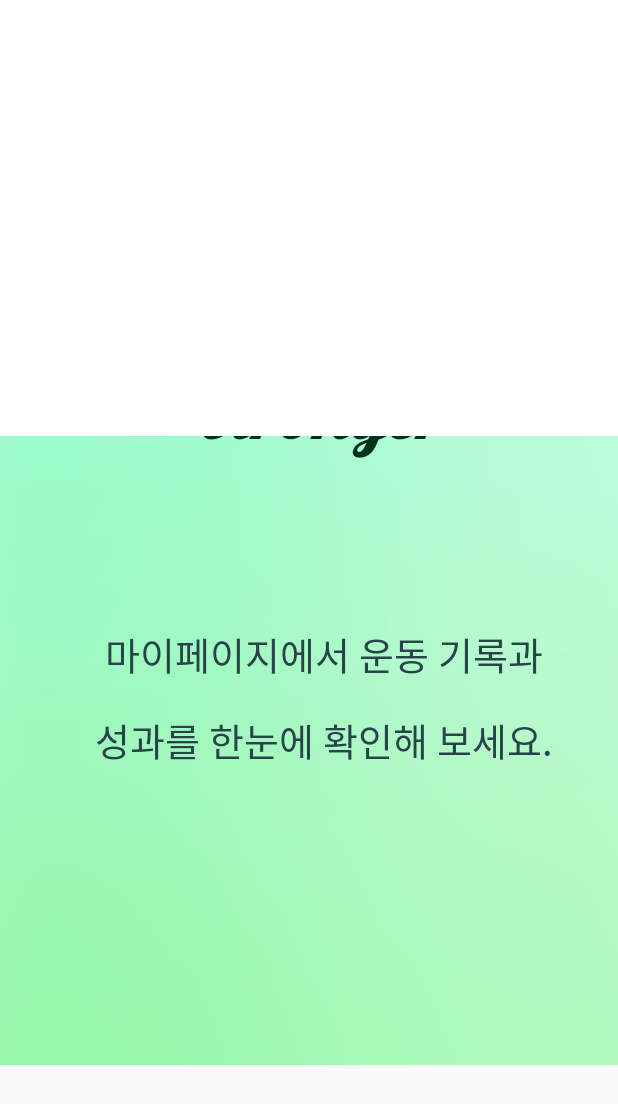
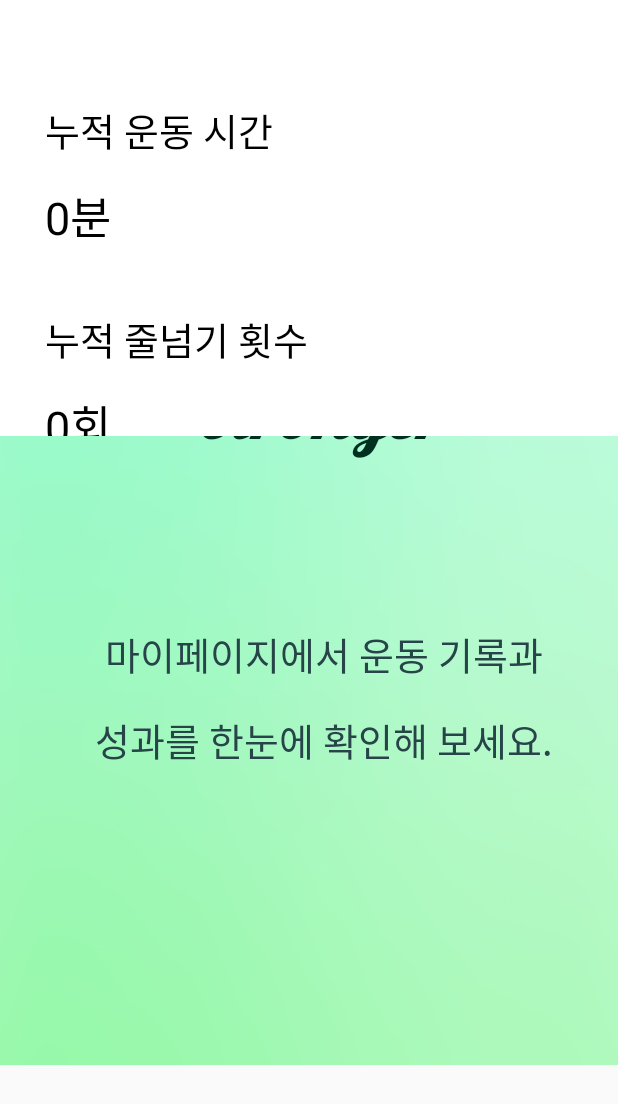
Before and after one commit to Jaeuk1211/Seed-jumper, an Android app: the fragment fragmentMypage shown on its own in the app's theme, after a tap on an icon or button, on a phone screen of 412 x 824 dp. Shown: the top 1104 px of the screen. Run offline under Robolectric (Android 15) with nearby library versions, the phone set to English and light mode, and no system bars; our stand-ins replace Firebase (no records; nobody signed in at launch, a user with empty details on screens opened directly); 3 statements that could not run were skipped.

Commit message:
진짜_최종

```diff
--- a/app/src/main/res/layout/activity_exercise_progress.xml
+++ b/app/src/main/res/layout/activity_exercise_progress.xml
@@ -26,7 +26,7 @@
                 android:layout_width="260dp"
                 android:layout_height="13dp"
                 android:max="100"
-                android:progress="50"
+                android:progress="0"
                 android:scrollbarThumbVertical="@color/progress"/>
 
         </LinearLayout>
--- a/app/src/main/res/layout/fragment_mypage.xml
+++ b/app/src/main/res/layout/fragment_mypage.xml
@@ -144,11 +144,12 @@
                             android:layout_height="wrap_content"
                             android:gravity= "center"
                             android:textSize="25dp"
-                            android:id="@+id/dateTextView" android:layout_marginTop="8dp"
+                            android:id="@+id/dateTextView"
                             app:layout_constraintTop_toBottomOf="@+id/calendarView" app:layout_constraintEnd_toEndOf="parent"
                             android:layout_marginEnd="8dp" android:layout_marginRight="8dp"
                             app:layout_constraintStart_toStartOf="parent" android:layout_marginLeft="8dp"
-                            android:layout_marginStart="8dp" android:textAppearance="@style/TextAppearance.AppCompat.Large"/>
+                            android:layout_marginStart="8dp" android:textAppearance="@style/TextAppearance.AppCompat.Large"
+                            android:visibility="gone"/>
 
                         //목표 칼로리 소모량
                         <EditText
@@ -160,7 +161,7 @@
                             android:hint="목표 칼로리 소모량을 입력하세요." android:layout_marginEnd="8dp" app:layout_constraintEnd_toEndOf="parent"
                             android:layout_marginRight="8dp" android:layout_marginStart="8dp"
                             app:layout_constraintStart_toStartOf="parent" android:layout_marginLeft="8dp"
-                            android:visibility="invisible"/>
+                            android:visibility="gone"/>
 
                         <TextView
                             android:layout_width="wrap_content"
@@ -170,7 +171,7 @@
                             app:layout_constraintBottom_toBottomOf="@+id/planCalorieEditText" app:layout_constraintEnd_toEndOf="parent"
                             android:layout_marginEnd="8dp" android:layout_marginRight="8dp"
                             app:layout_constraintStart_toStartOf="@+id/planCalorieEditText" android:layout_marginLeft="8dp"
-                            android:layout_marginStart="8dp" android:visibility="invisible"/>
+                            android:layout_marginStart="8dp" android:visibility="gone"/>
 
                         //메모 내용 부분
                         <EditText
@@ -183,7 +184,7 @@
                             android:hint="내용을 입력하세요." android:layout_marginEnd="8dp" app:layout_constraintEnd_toEndOf="parent"
                             android:layout_marginRight="8dp" android:layout_marginStart="8dp"
                             app:layout_constraintStart_toStartOf="parent" android:layout_marginLeft="8dp"
-                            android:visibility="invisible"/>
+                            android:visibility="gone"/>
 
                         <TextView
                             android:layout_width="wrap_content"
@@ -193,7 +194,7 @@
                             app:layout_constraintBottom_toBottomOf="@+id/contentEditText" app:layout_constraintEnd_toEndOf="parent"
                             android:layout_marginEnd="8dp" android:layout_marginRight="8dp"
                             app:layout_constraintStart_toStartOf="@+id/contentEditText" android:layout_marginLeft="8dp"
-                            android:layout_marginStart="8dp" android:visibility="invisible"/>
+                            android:layout_marginStart="8dp" android:visibility="gone"/>
 
                         <Button
                             android:text="저장"
@@ -204,26 +205,43 @@
                             app:layout_constraintTop_toBottomOf="@+id/contentEditText" app:layout_constraintEnd_toEndOf="parent"
                             android:layout_marginEnd="8dp" android:layout_marginRight="8dp"
                             app:layout_constraintStart_toStartOf="parent" android:layout_marginLeft="8dp"
-                            android:layout_marginStart="8dp" android:visibility="invisible"/>
+                            android:layout_marginStart="8dp" android:visibility="gone"/>
+
+                        <LinearLayout
+                            android:layout_width="match_parent"
+                            android:layout_height="wrap_content"
+                            android:orientation="horizontal"
+                            android:layout_gravity="center">
 
                             <Button
+                                android:layout_weight="1"
                                 android:text="수정"
-                            android:layout_width="180dp"
+                                android:layout_width="wrap_content"
                                 android:layout_height="wrap_content"
                                 android:layout_marginBottom="20dp"
                                 android:id="@+id/cha_Btn"
                                 app:layout_constraintBaseline_toBaselineOf="@+id/save_Btn" app:layout_constraintStart_toStartOf="parent"
                                 android:layout_marginLeft="8dp" android:layout_marginStart="8dp"
                                 app:layout_constraintEnd_toStartOf="@+id/del_Btn" android:layout_marginEnd="8dp"
-                            android:layout_marginRight="8dp" android:visibility="invisible"/>
+                                android:layout_marginRight="8dp" android:visibility="gone"
+                                android:backgroundTint="#005A58"
+                                android:textColor="@color/white"/>
                             <Button
+                                android:textColor="@color/white"
                                 android:text="삭제"
-                            android:layout_width="176dp"
+                                android:layout_weight="1"
+                                android:layout_width="wrap_content"
                                 android:layout_height="wrap_content"
                                 android:layout_marginBottom="20dp"
                                 android:id="@+id/del_Btn"
                                 app:layout_constraintBaseline_toBaselineOf="@+id/cha_Btn" app:layout_constraintEnd_toEndOf="@+id/save_Btn"
-                            android:layout_marginEnd="8dp" android:layout_marginRight="8dp" android:visibility="invisible"></Button>
+                                android:layout_marginEnd="8dp" android:layout_marginRight="8dp" android:visibility="gone"
+                                android:backgroundTint="#2FD7AD"></Button>
+
+
+
+
+                        </LinearLayout>
 
 
                     </LinearLayout>
@@ -239,7 +257,7 @@
                             android:layout_width="wrap_content"
                             android:layout_height="wrap_content"
                             android:layout_marginLeft="30dp"
-                            android:layout_marginTop="85dp"
+                            android:layout_marginTop="20dp"
                             android:fontFamily="@font/nanumsquareroundr"
                             android:text="누적 운동 시간"
                             android:textColor="@color/black"
@@ -268,7 +286,7 @@
                             android:layout_width="wrap_content"
                             android:layout_height="wrap_content"
                             android:layout_marginLeft="30dp"
-                            android:layout_marginTop="50dp"
+                            android:layout_marginTop="40dp"
                             android:fontFamily="@font/nanumsquareroundr"
                             android:text="누적 줄넘기 횟수"
                             android:textColor="@color/black"
@@ -296,7 +314,7 @@
                             android:layout_width="wrap_content"
                             android:layout_height="wrap_content"
                             android:layout_marginLeft="30dp"
-                            android:layout_marginTop="50dp"
+                            android:layout_marginTop="40dp"
                             android:fontFamily="@font/nanumsquareroundr"
                             android:text="누적 칼로리 소모량"
                             android:textColor="@color/black"
```
Also changed, not shown: app/src/main/java/gachon/mpclass/seedjumper/fragmentMypage.java (+12 -17 lines). Lines whose indentation alone changed are shown as unchanged.
